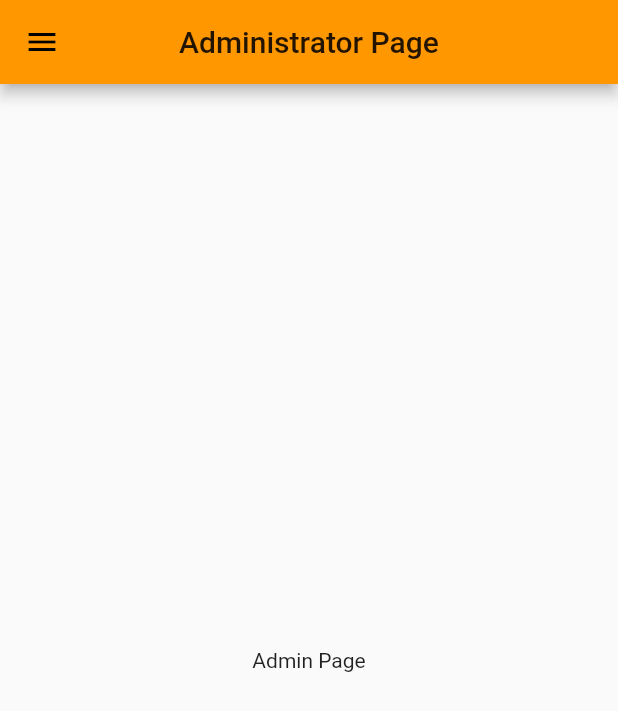
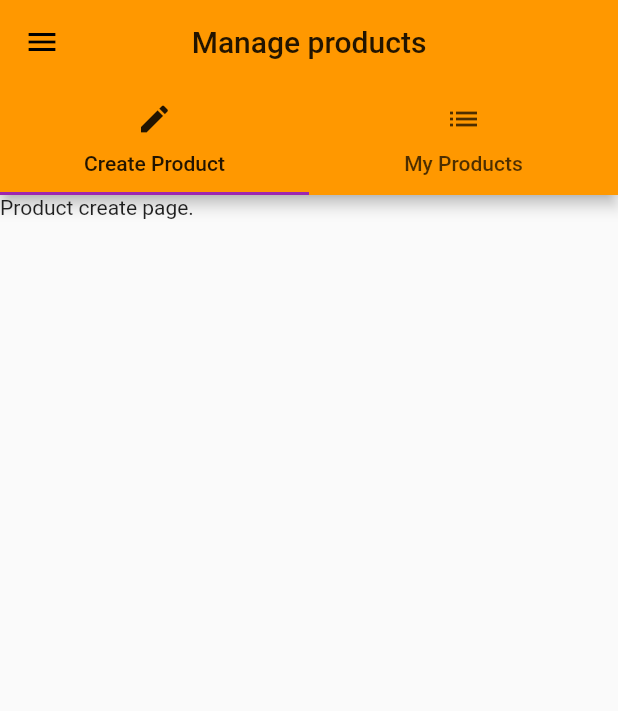
Before and after one commit to felipefschwade/cursoFlutterUdemy, a Flutter app: the CustomDrawer widget shown alone on an empty page, opened directly, after a tap on "Manage Products", on a phone screen of 412 x 824 dp. Shown: the top 711 px of the screen. Run offline on Flutter 3.47's test engine with Material 2 defaults, Android fonts, the phone set to English and light mode, and no system bars.

Commit message:
Applying the state control on the main file. Using navigation through the named routes.

```diff
--- a/lib/drawer.dart
+++ b/lib/drawer.dart
@@ -24,21 +24,13 @@ class CustomDrawer extends StatelessWidget {
           ListTile(
             title: Text('Manage Products'),
             onTap: () {
-              Navigator.push(
-                context,
-                MaterialPageRoute(
-                  builder: (BuildContext context) => AdminPage(),
-                ));
+              Navigator.pushNamed(context, "/admin");
             },
           ),
           ListTile(
             title: Text('All Products'),
             onTap: () {
-              Navigator.push(
-                context,
-                MaterialPageRoute(
-                  builder: (BuildContext context) => ProductsPage(),
-                ));
+              Navigator.pushReplacementNamed(context, "/");
             },
           )
         ],
--- a/lib/main.dart
+++ b/lib/main.dart
@@ -1,18 +1,61 @@
-import 'package:curso_udemy/pages/auth.dart';
+import 'package:curso_udemy/pages/admin_page.dart';
+import 'package:curso_udemy/pages/product.dart';
+import 'package:curso_udemy/pages/products_page.dart';
 import 'package:flutter/material.dart';
 
 void main() => runApp(new App());
 
-class App extends StatelessWidget {
+class App extends StatefulWidget {
+  @override
+  State<StatefulWidget> createState() {
+    // TODO: implement createState
+    return _AppState();
+  }
+
+}
+
+class _AppState extends State<App> {
+  List<Map<String, String>> _products = [];
+
+  void _addProduct(Map<String, String> product) {
+      this.setState(() {
+        _products.add(product);
+      });
+  }
+
+  void _deleteProduct(int index) {
+    this.setState(() {
+      _products.removeAt(index);
+    });
+  }
+
   @override
   Widget build(BuildContext context) {
     return MaterialApp(
       theme: ThemeData(
         brightness: Brightness.light,
         primarySwatch: Colors.orange,
-        accentColor: Colors.greenAccent,
+        accentColor: Colors.purple,
+        errorColor: Colors.red,
       ),
-      home: AuthPage(),
+      // home: AuthPage(),
+      routes: {
+        '/' : (BuildContext context) => ProductsPage(_products, _addProduct, _deleteProduct),
+        '/admin' : (BuildContext context) => AdminPage(),
+      },
+      onGenerateRoute: (RouteSettings settings) {
+        final List<String> pathElements = settings.name.split('/');
+        if (pathElements[0] != '') {
+          return null;
+        }
+        if (pathElements[1] == 'product') {
+          final int index = int.parse(pathElements[2]);
+          return MaterialPageRoute<bool>(
+            builder: (BuildContext context) => ProductPage(title: _products[index]['title'], imageUrl: _products[index]['image'],)
+          );
+        }
+        return null;
+      },
     );
   }
 }
--- a/lib/pages/admin_page.dart
+++ b/lib/pages/admin_page.dart
@@ -1,18 +1,39 @@
 import 'package:curso_udemy/drawer.dart';
+import 'package:curso_udemy/pages/product_create.dart';
+import 'package:curso_udemy/pages/product_list.dart';
 import 'package:flutter/material.dart';
 
 class AdminPage extends StatelessWidget {
   @override
   Widget build(BuildContext context) {
-    return Scaffold(
+    return DefaultTabController(
+      length: 2,
+      child: Scaffold(
         drawer: CustomDrawer(),
         appBar: AppBar(
           centerTitle: true,
-          title: Text('Administrator Page'),
+          title: Text('Manage products'),
+          bottom: TabBar(
+            indicatorColor: Theme.of(context).accentColor,
+            tabs: <Widget>[
+              Tab(
+                icon: Icon(Icons.create),
+                text: 'Create Product',
+              ),
+              Tab(
+                icon: Icon(Icons.list),
+                text: 'My Products',
+              )
+            ],
+          ),
         ),
-        body: Center(
-          child: Text('Admin Page'),
+        body: TabBarView(
+          children: <Widget>[
+            ProductCreatePage(),
+            ProductListPage(),
+          ],
         )
+      ),
     );
   }
 
--- a/lib/pages/auth.dart
+++ b/lib/pages/auth.dart
@@ -1,4 +1,3 @@
-import 'package:curso_udemy/pages/products_page.dart';
 import 'package:flutter/material.dart';
 
 class AuthPage extends StatelessWidget {
@@ -13,7 +12,7 @@ class AuthPage extends StatelessWidget {
           child: RaisedButton(
             child: Text('Login'),
             onPressed: () {
-              Navigator.pushReplacement(context, MaterialPageRoute(builder: (BuildContext context) => ProductsPage()));
+              Navigator.pushReplacementNamed(context, "/products");
             },
           ),
         ),
--- /dev/null
+++ b/lib/pages/product_create.dart
@@ -0,0 +1,11 @@
+import 'package:flutter/material.dart';
+
+class ProductCreatePage extends StatelessWidget {
+  @override
+  Widget build(BuildContext context) {
+    return Container(
+      child: Text('Product create page.'),
+    );
+  }
+
+}
--- a/lib/pages/products_page.dart
+++ b/lib/pages/products_page.dart
@@ -3,6 +3,11 @@ import 'package:curso_udemy/products_manager.dart';
 import 'package:flutter/material.dart';
 
 class ProductsPage extends StatelessWidget {
+  final List<Map<String, String>> products;
+  final Function addProduct;
+  final Function deleteProduct;
+
+  ProductsPage(this.products, this.addProduct, this.deleteProduct);
   @override
   Widget build(BuildContext context) {
     return Scaffold(
@@ -11,7 +16,7 @@ class ProductsPage extends StatelessWidget {
           centerTitle: true,
           title: Text('EasyList'),
         ),
-        body: ProductManager()
+        body: ProductManager(products: products, addProduct: addProduct, deleteProduct: deleteProduct,)
     );
   }
 
--- a/lib/products.dart
+++ b/lib/products.dart
@@ -19,11 +19,9 @@ class Products extends StatelessWidget {
             children: <Widget>[
               FlatButton(
                 child: Text('Details'),
-                onPressed: () => Navigator.push<bool>(
+                onPressed: () => Navigator.pushNamed<bool>(
                   context,
-                  MaterialPageRoute(
-                    builder: (BuildContext context) => ProductPage(title: products[index]['title'], imageUrl: products[index]['image'],)
-                  )
+                  '/product/$index'
                 ).then((bool result) {
                   if (result) {
                     deleteProduct(index);
```
Also changed, not shown: lib/pages/product_list.dart (added, +11 -0 lines), lib/products_manager.dart (+7 -34 lines).
